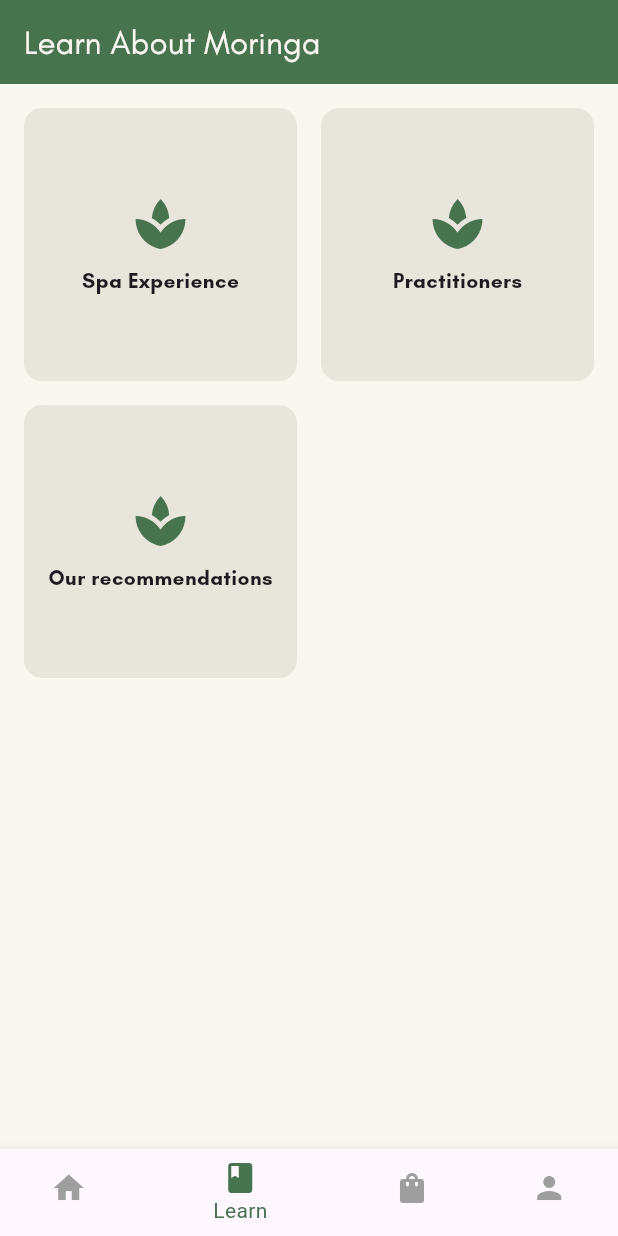
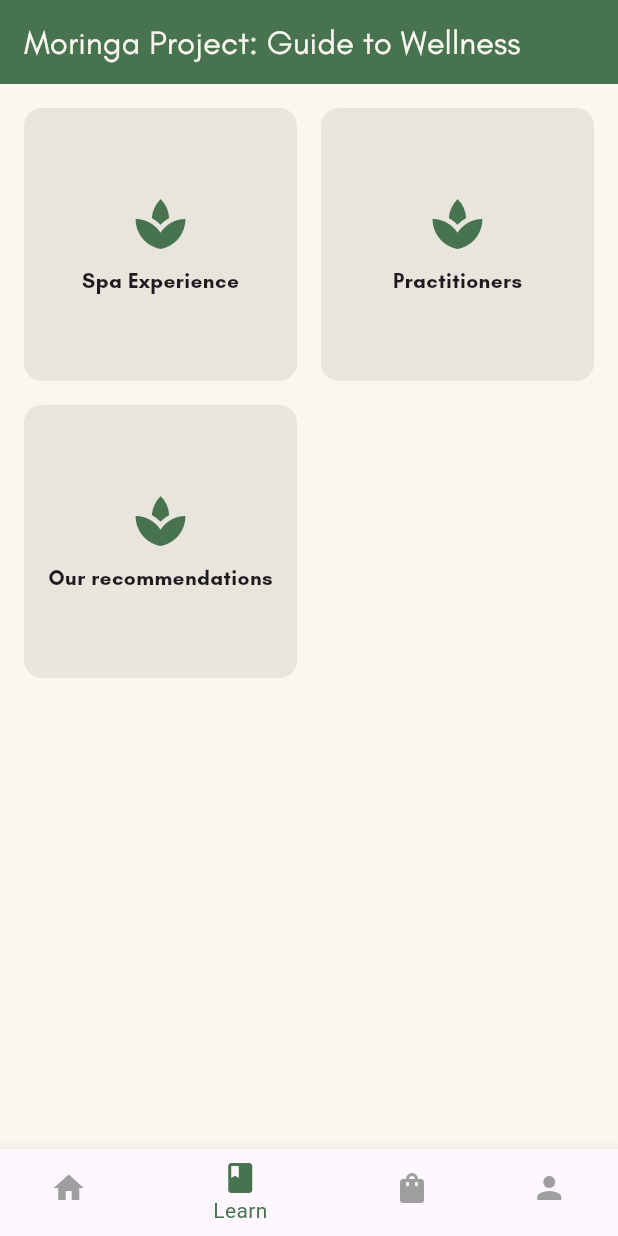
Before and after one commit to genbautista/moringa_project_app, a Flutter app: the screen it shows after launch, item 2 of the bottom bar chosen, on a phone screen of 412 x 824 dp. Run offline on Flutter 3.47's test engine with Material 3 defaults, Android fonts, the phone set to English and light mode, and no system bars; network calls fail.

Commit message:
changes to text

```diff
--- a/lib/learn.dart
+++ b/lib/learn.dart
@@ -16,7 +16,7 @@ class LearnPage extends StatelessWidget {
       appBar: AppBar(
         backgroundColor: const Color(0xFF47734E),
         title: const Text(
-          'Learn About Moringa',
+          'Moringa Project: Guide to Wellness',
           style: TextStyle(
             fontFamily: 'GlacialIndifference',
             color: Color(0xFFFAF7F0),
```
